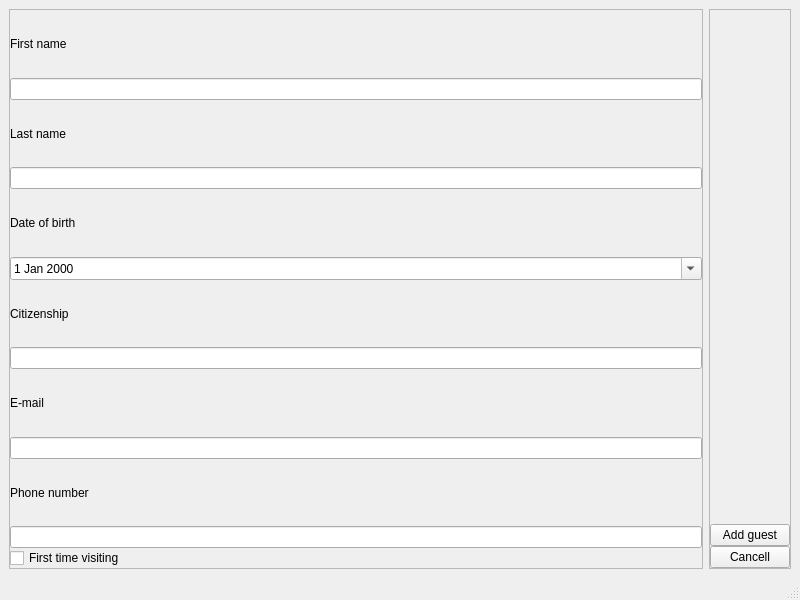
Old version of the form Views/GuestAddWindow.ui in the repository zwg3/Hotelier-desktop.
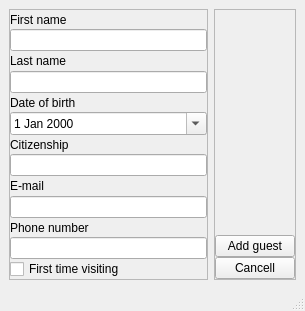
New version of the form.

Commit message: new version/changed ui layout dimensions

```diff
--- a/Views/GuestAddWindow.ui
+++ b/Views/GuestAddWindow.ui
@@ -6,8 +6,8 @@
    <rect>
     <x>0</x>
     <y>0</y>
-    <width>800</width>
-    <height>600</height>
+    <width>305</width>
+    <height>311</height>
    </rect>
   </property>
   <property name="windowTitle">
```
Left out of the diff: 2 changed lines with no effect on the pictures. The commit also changes 3 other files.
